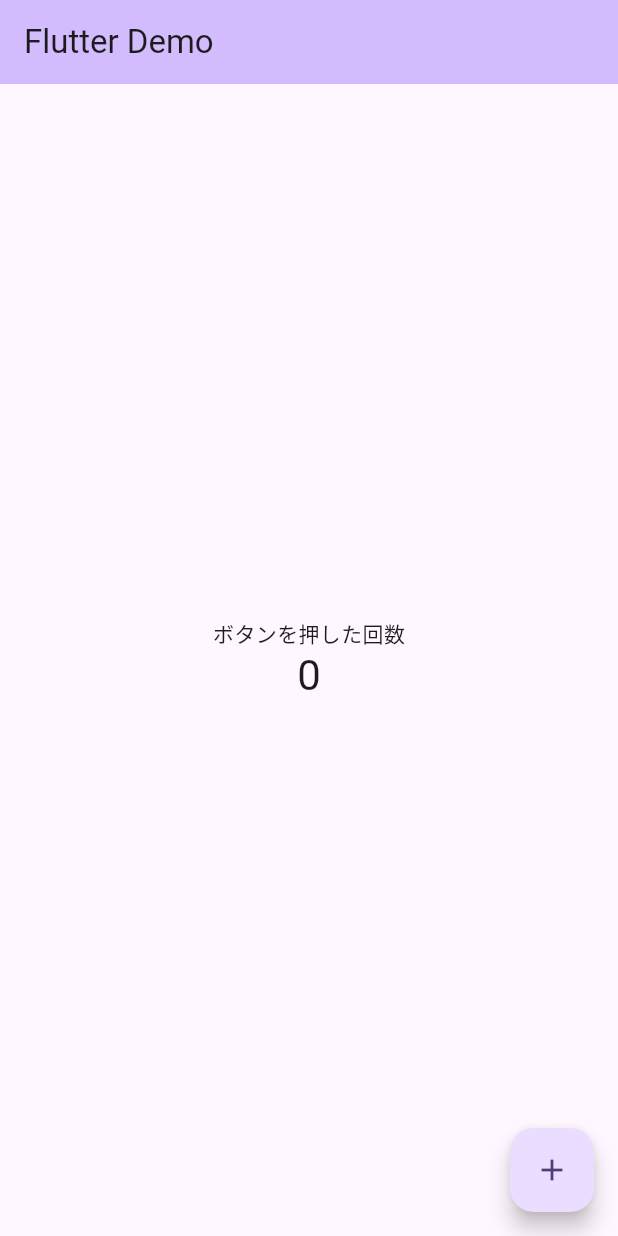
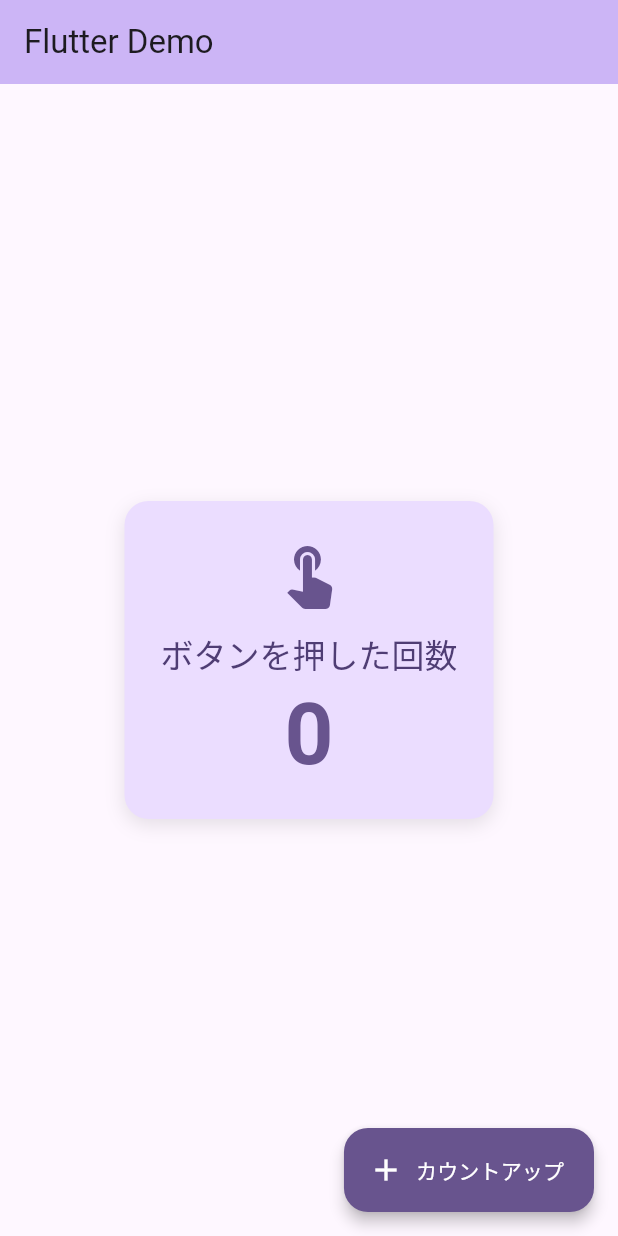
Before and after one commit to Koichi5/cursor_agent_sample, a Flutter app: the screen it shows after launch, on a phone screen of 412 x 824 dp. Run offline on Flutter 3.47's test engine with Material 3 defaults, Android fonts, the phone set to English and light mode, and no system bars.

Commit message:
feat: Update home page UI with modern design

```diff
--- a/lib/views/my_home_page/my_home_page.dart
+++ b/lib/views/my_home_page/my_home_page.dart
@@ -19,27 +19,67 @@ class _MyHomePageState extends State<MyHomePage> {
 
   @override
   Widget build(BuildContext context) {
+    final theme = Theme.of(context);
     return Scaffold(
       appBar: AppBar(
-        backgroundColor: Theme.of(context).colorScheme.inversePrimary,
+        backgroundColor: theme.colorScheme.inversePrimary,
         title: Text(widget.title),
+        elevation: 2,
       ),
       body: Center(
         child: Column(
           mainAxisAlignment: MainAxisAlignment.center,
           children: <Widget>[
-            const Text('ボタンを押した回数'),
-            Text(
-              '$_counter',
-              style: Theme.of(context).textTheme.headlineMedium,
+            Container(
+              padding: const EdgeInsets.all(24.0),
+              decoration: BoxDecoration(
+                color: theme.colorScheme.primaryContainer,
+                borderRadius: BorderRadius.circular(16.0),
+                boxShadow: [
+                  BoxShadow(
+                    color: theme.shadowColor.withOpacity(0.1),
+                    blurRadius: 10,
+                    offset: const Offset(0, 4),
+                  ),
+                ],
+              ),
+              child: Column(
+                mainAxisSize: MainAxisSize.min,
+                children: [
+                  Icon(
+                    Icons.touch_app,
+                    size: 48,
+                    color: theme.colorScheme.primary,
+                  ),
+                  const SizedBox(height: 16),
+                  Text(
+                    'ボタンを押した回数',
+                    style: theme.textTheme.titleLarge?.copyWith(
+                      color: theme.colorScheme.onPrimaryContainer,
+                    ),
+                  ),
+                  const SizedBox(height: 8),
+                  Text(
+                    '$_counter',
+                    style: theme.textTheme.displayLarge?.copyWith(
+                      color: theme.colorScheme.primary,
+                      fontWeight: FontWeight.bold,
+                    ),
+                  ),
+                ],
+              ),
             ),
           ],
         ),
       ),
-      floatingActionButton: FloatingActionButton(
+      floatingActionButton: FloatingActionButton.extended(
         onPressed: _incrementCounter,
         tooltip: 'Increment',
-        child: const Icon(Icons.add),
+        backgroundColor: theme.colorScheme.primary,
+        foregroundColor: theme.colorScheme.onPrimary,
+        elevation: 4,
+        icon: const Icon(Icons.add),
+        label: const Text('カウントアップ'),
       ),
     );
   }
```
